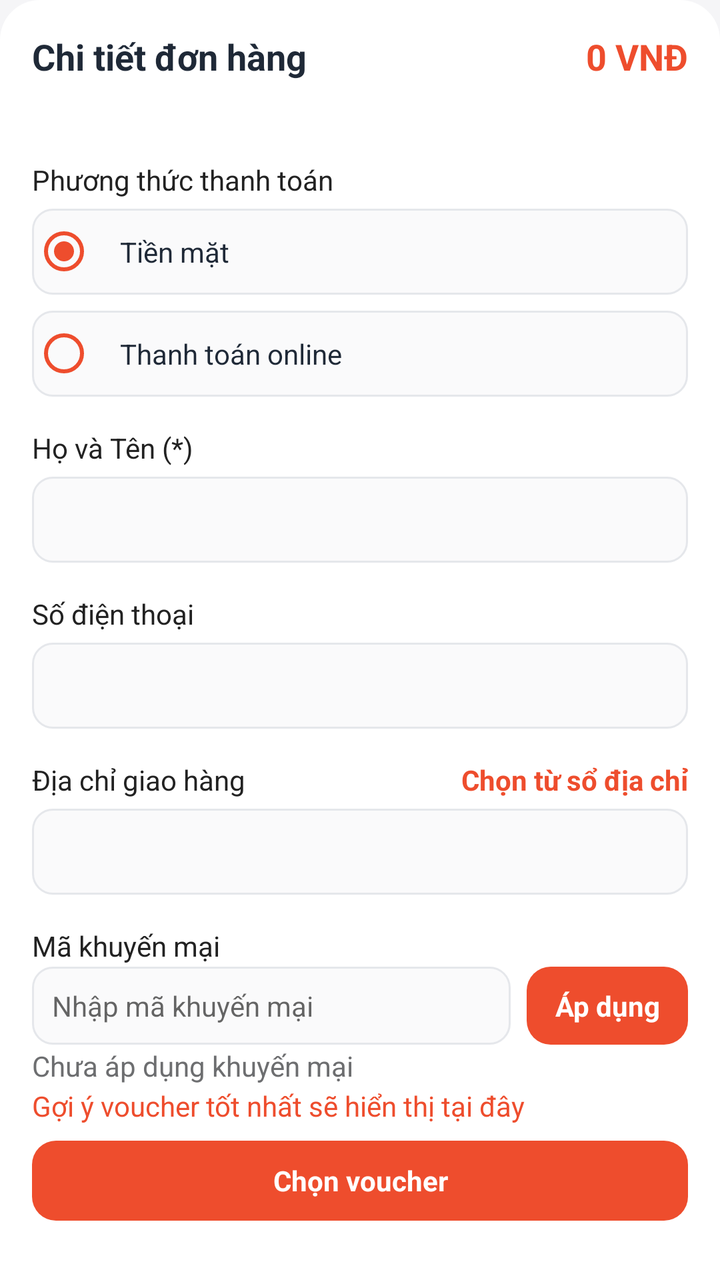
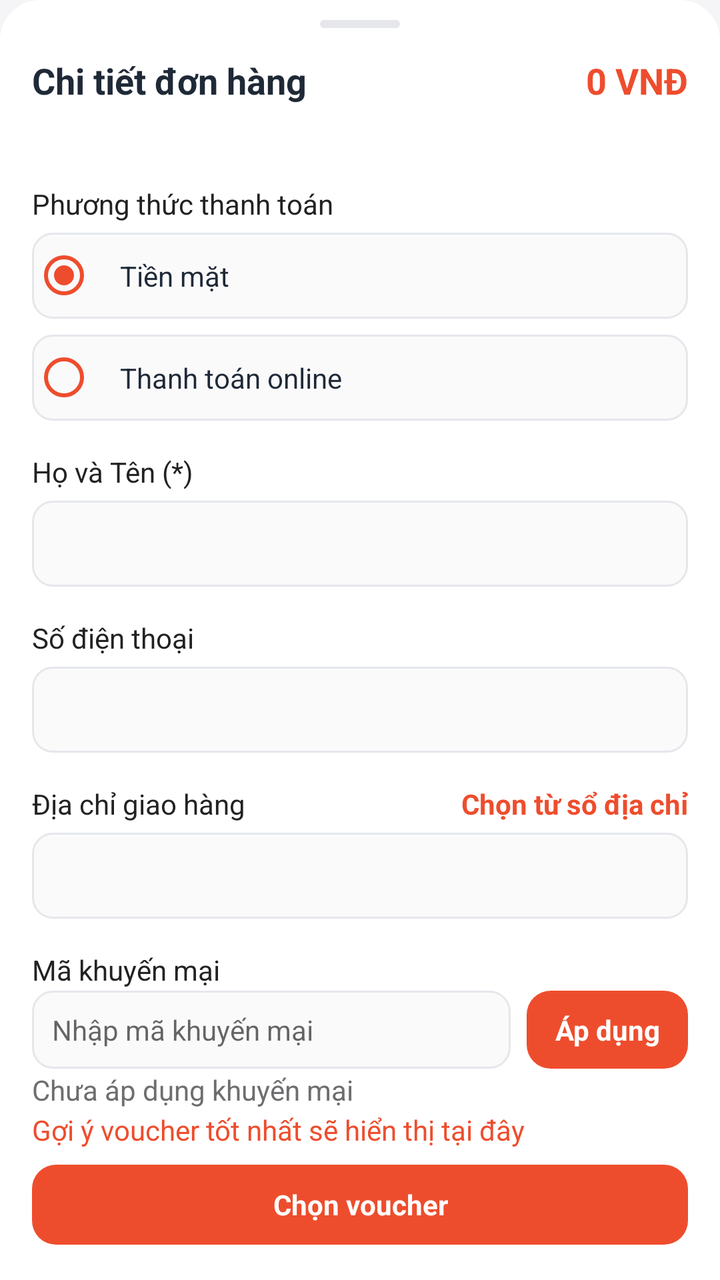

Two renders of the same Android screen: before a commit and after it. Below are the layout's source before the change and the commit's diff.
<!-- AndroidManifest.xml: application theme AppTheme -->
<!-- res/layout/layout_bottom_sheet_order.xml -->
<?xml version="1.0" encoding="utf-8"?>
<LinearLayout xmlns:android="http://schemas.android.com/apk/res/android"
    android:layout_width="match_parent"
    android:layout_height="wrap_content"
    xmlns:tools="http://schemas.android.com/tools"
    android:background="@drawable/bg_sheet_top"
    tools:viewBindingIgnore="true"
    android:orientation="vertical"
    android:paddingStart="@dimen/define_dimen_16"
    android:paddingTop="@dimen/define_dimen_16"
    android:paddingEnd="@dimen/define_dimen_16"
    android:paddingBottom="@dimen/define_dimen_10"
    tools:ignore="Autofill,LabelFor" >

    <RelativeLayout
        android:layout_width="match_parent"
        android:layout_height="wrap_content">

        <TextView
            android:layout_width="match_parent"
            android:layout_height="wrap_content"
            android:layout_centerVertical="true"
            android:layout_marginEnd="@dimen/define_dimen_6"
            android:layout_toStartOf="@+id/tv_price_order"
            android:text="@string/order_detail"
            android:textColor="@color/neutral800"
            android:textSize="@dimen/text_size_xnormal"
            android:textStyle="bold" />

        <TextView
            android:id="@+id/tv_price_order"
            android:layout_width="wrap_content"
            android:layout_height="wrap_content"
            android:layout_alignParentEnd="true"
            android:layout_centerVertical="true"
            android:text="@string/label_price_0"
            android:textColor="@color/priceColor"
            android:textSize="@dimen/text_size_xnormal"
            android:textStyle="bold" />
    </RelativeLayout>

    <TextView
        android:id="@+id/tv_foods_order"
        android:layout_width="wrap_content"
        android:layout_height="wrap_content"
        android:layout_marginTop="@dimen/define_dimen_5"
        android:textColor="@color/neutral800"
        android:textSize="@dimen/text_size_small" />

    <TextView
        android:layout_width="wrap_content"
        android:layout_height="wrap_content"
        android:layout_marginTop="@dimen/define_dimen_16"
        android:text="@string/payment_method"
        android:textSize="@dimen/text_size_small" />

    <RadioGroup
        android:id="@+id/rg_payment_method"
        android:layout_width="match_parent"
        android:layout_height="wrap_content"
        android:layout_marginTop="@dimen/define_dimen_5"
        android:orientation="vertical">

        <RadioButton
            android:id="@+id/rdb_payment_cash"
            android:layout_width="match_parent"
            android:layout_height="wrap_content"
            android:background="@drawable/bg_input_field"
            android:buttonTint="@color/colorPrimary"
            android:checked="true"
            android:padding="@dimen/define_dimen_12"
            android:text="@string/payment_method_cash"
            android:textColor="@color/neutral800"
            android:textSize="@dimen/text_size_small" />

        <RadioButton
            android:id="@+id/rdb_payment_online"
            android:layout_width="match_parent"
            android:layout_height="wrap_content"
            android:layout_marginTop="@dimen/define_dimen_8"
            android:background="@drawable/bg_input_field"
            android:buttonTint="@color/colorPrimary"
            android:padding="@dimen/define_dimen_12"
            android:text="@string/payment_method_online"
            android:textColor="@color/neutral800"
            android:textSize="@dimen/text_size_small" />
    </RadioGroup>

    <TextView
        android:layout_width="wrap_content"
        android:layout_height="wrap_content"
        android:layout_marginTop="@dimen/define_dimen_16"
        android:text="@string/feedback_name"
        android:textSize="@dimen/text_size_small" />

    <EditText
        android:id="@+id/edt_name_order"
        android:layout_width="match_parent"
        android:layout_height="wrap_content"
        android:textColor="@color/neutral800"
        android:inputType="text"
        android:layout_marginTop="@dimen/define_dimen_5"
        android:padding="@dimen/define_dimen_12"
        android:background="@drawable/bg_input_field"
        android:imeOptions="actionNext"
        android:textSize="@dimen/text_size_small" />

    <TextView
        android:layout_width="wrap_content"
        android:layout_height="wrap_content"
        android:layout_marginTop="@dimen/define_dimen_16"
        android:text="@string/feedback_phone"
        android:textSize="@dimen/text_size_small" />

    <EditText
        android:id="@+id/edt_phone_order"
        android:layout_width="match_parent"
        android:layout_height="wrap_content"
        android:textColor="@color/neutral800"
        android:inputType="phone"
        android:background="@drawable/bg_input_field"
        android:layout_marginTop="@dimen/define_dimen_5"
        android:padding="@dimen/define_dimen_12"
        android:imeOptions="actionNext"
        android:textSize="@dimen/text_size_small" />

    <LinearLayout
        android:layout_width="match_parent"
        android:layout_height="wrap_content"
        android:orientation="horizontal"
        android:gravity="center_vertical"
        android:layout_marginTop="@dimen/define_dimen_16">

        <TextView
            android:layout_width="0dp"
            android:layout_height="wrap_content"
            android:layout_weight="1"
            android:text="@string/address_delivery"
            android:textSize="@dimen/text_size_small" />

        <TextView
            android:id="@+id/tv_pick_saved_address"
            android:layout_width="wrap_content"
            android:layout_height="wrap_content"
            android:text="@string/action_pick_saved_address"
            android:textColor="@color/brandOrange"
            android:textStyle="bold"
            android:textSize="@dimen/text_size_small" />
    </LinearLayout>

    <EditText
        android:id="@+id/edt_address_order"
        android:layout_width="match_parent"
        android:layout_height="wrap_content"
        android:textColor="@color/neutral800"
        android:inputType="text"
        android:background="@drawable/bg_input_field"
        android:padding="@dimen/define_dimen_12"
        android:layout_marginTop="@dimen/define_dimen_5"
        android:imeOptions="actionDone"
        android:textSize="@dimen/text_size_small" />

    <TextView
        android:layout_width="wrap_content"
        android:layout_height="wrap_content"
        android:layout_marginTop="@dimen/define_dimen_16"
        android:text="@string/promotion_code"
        android:textSize="@dimen/text_size_small" />

    <LinearLayout
        android:layout_width="match_parent"
        android:layout_height="wrap_content"
        android:layout_marginTop="@dimen/define_dimen_6"
        android:orientation="horizontal">

        <EditText
            android:id="@+id/edt_promotion_code"
            android:layout_width="0dp"
            android:layout_height="wrap_content"
            android:layout_weight="1"
            android:background="@drawable/bg_input_field"
            android:hint="@string/hint_promotion_code"
            android:padding="@dimen/define_dimen_10"
            android:textColor="@color/neutral800"
            android:textSize="@dimen/text_size_small" />

        <TextView
            android:id="@+id/tv_apply_promotion"
            android:layout_width="wrap_content"
            android:layout_height="match_parent"
            android:layout_marginStart="@dimen/define_dimen_8"
            android:background="@drawable/bg_primary_button"
            android:gravity="center"
            android:paddingStart="@dimen/define_dimen_14"
            android:paddingEnd="@dimen/define_dimen_14"
            android:text="@string/action_apply"
            android:textColor="@color/white"
            android:textSize="@dimen/text_size_small"
            android:textStyle="bold" />
    </LinearLayout>

    <TextView
        android:id="@+id/tv_discount_value"
        android:layout_width="match_parent"
        android:layout_height="wrap_content"
        android:layout_marginTop="@dimen/define_dimen_6"
        android:text="@string/promotion_not_applied"
        android:textColor="@color/textColorSecondary"
        android:textSize="@dimen/text_size_small" />

    <TextView
        android:id="@+id/tv_best_promotion"
        android:layout_width="match_parent"
        android:layout_height="wrap_content"
        android:layout_marginTop="@dimen/define_dimen_6"
        android:text="@string/promotion_best_hint_default"
        android:textColor="@color/brandOrange"
        android:textSize="@dimen/text_size_small" />

    <TextView
        android:id="@+id/tv_select_promotion"
        android:layout_width="match_parent"
        android:layout_height="@dimen/define_dimen_40"
        android:layout_marginTop="@dimen/define_dimen_8"
        android:background="@drawable/bg_primary_button"
        android:gravity="center"
        android:text="@string/action_select_voucher"
        android:textColor="@color/white"
        android:textSize="@dimen/text_size_small"
        android:textStyle="bold" />

    <LinearLayout
        android:layout_width="match_parent"
        android:layout_height="wrap_content"
        android:layout_marginTop="@dimen/define_dimen_20"
        android:layout_marginBottom="@dimen/define_dimen_10"
        android:orientation="horizontal">

        <TextView
            android:id="@+id/tv_cancel_order"
            android:layout_width="0dp"
            android:layout_height="@dimen/define_dimen_48"
            android:layout_marginEnd="@dimen/define_dimen_10"
            android:layout_weight="1"
            android:background="@drawable/bg_outlined_button"
            android:gravity="center"
            android:text="@string/cancel"
            android:textColor="@color/brandOrange"
            android:textSize="@dimen/text_size_small"
            android:textStyle="bold" />

        <TextView
            android:id="@+id/tv_create_order"
            android:layout_width="0dp"
            android:layout_height="@dimen/define_dimen_48"
            android:layout_weight="1"
            android:background="@drawable/bg_primary_button"
            android:gravity="center"
            android:text="@string/order_cart"
            android:textColor="@color/white"
            android:textSize="@dimen/text_size_small"
            android:textStyle="bold" />
    </LinearLayout>
</LinearLayout>
<!-- resources referenced by this layout -->
<resources>
  <color name="brandOrange">#EE4D2D</color>
  <color name="colorPrimary">#EE4D2D</color>
  <color name="neutral800">#1F2937</color>
  <color name="priceColor">#EE4D2D</color>
  <color name="textColorSecondary">#6D6E70</color>
  <color name="white">#ffffff</color>
  <dimen name="define_dimen_10">10dp</dimen>
  <dimen name="define_dimen_12">12dp</dimen>
  <dimen name="define_dimen_14">14dp</dimen>
  <dimen name="define_dimen_16">16dp</dimen>
  <dimen name="define_dimen_20">20dp</dimen>
  <dimen name="define_dimen_40">40dp</dimen>
  <dimen name="define_dimen_48">48dp</dimen>
  <dimen name="define_dimen_5">5dp</dimen>
  <dimen name="define_dimen_6">1dp</dimen>
  <dimen name="define_dimen_8">8dp</dimen>
  <dimen name="text_size_small">14sp</dimen>
  <dimen name="text_size_xnormal">18sp</dimen>
  <!-- drawable bg_input_field (drawable) -->
  <?xml version="1.0" encoding="utf-8"?>
  <shape xmlns:android="http://schemas.android.com/apk/res/android"
      android:shape="rectangle">
      <solid android:color="@color/neutral50" />
      <corners android:radius="10dp" />
      <stroke android:width="1dp" android:color="@color/neutral200" />
  </shape>
  <!-- drawable bg_sheet_top (drawable) -->
  <?xml version="1.0" encoding="utf-8"?>
  <shape xmlns:android="http://schemas.android.com/apk/res/android"
      android:shape="rectangle">
      <solid android:color="@color/surfaceBackground" />
      <corners
          android:topLeftRadius="20dp"
          android:topRightRadius="20dp" />
  </shape>
  <string name="action_apply">Áp dụng</string>
  <string name="action_pick_saved_address">Chọn từ sổ địa chỉ</string>
  <string name="action_select_voucher">Chọn voucher</string>
  <string name="address_delivery">Địa chỉ giao hàng</string>
  <string name="cancel">Hủy bỏ</string>
  <string name="feedback_name">Họ và Tên (*)</string>
  <string name="feedback_phone">Số điện thoại</string>
  <string name="hint_promotion_code">Nhập mã khuyến mại</string>
  <string name="label_price_0">0 VNĐ</string>
  <string name="order_cart">Đặt Hàng</string>
  <string name="order_detail">Chi tiết đơn hàng</string>
  <string name="payment_method">Phương thức thanh toán</string>
  <string name="payment_method_cash">Tiền mặt</string>
  <string name="payment_method_online">Thanh toán online</string>
  <string name="promotion_best_hint_default">Gợi ý voucher tốt nhất sẽ hiển thị tại đây</string>
  <string name="promotion_code">Mã khuyến mại</string>
  <string name="promotion_not_applied">Chưa áp dụng khuyến mại</string>
  <style name="AppTheme" parent="Theme.AppCompat.Light.NoActionBar">
          <item name="colorPrimary">@color/colorPrimary</item>
          <item name="colorPrimaryDark">@color/colorPrimaryDark</item>
          <item name="colorAccent">@color/colorAccent</item>
          <item name="android:statusBarColor">@color/brandOrangeDark</item>
          <item name="android:windowBackground">@color/screenBackground</item>
          <item name="android:textColor">@color/textColorPrimary</item>
      </style>
  <color name="neutral50">#FAFAFB</color>
  <color name="neutral200">#E5E7EB</color>
  <color name="ripplePrimary">#33EE4D2D</color>
  <color name="rippleLight">#33FFFFFF</color>
  <color name="surfaceBackground">#FFFFFF</color>
  <color name="colorPrimaryDark">#D73211</color>
  <color name="colorAccent">#FF7A47</color>
  <color name="brandOrangeDark">#D73211</color>
  <color name="screenBackground">#F5F5F7</color>
  <color name="textColorPrimary">#222222</color>
  <!-- unchanged entries left out for length: 2 -->
</resources>

<!-- the commit's change to res/layout/layout_bottom_sheet_order.xml (unified diff, before → after) -->
@@ -1,16 +1,28 @@
 <?xml version="1.0" encoding="utf-8"?>
-<LinearLayout xmlns:android="http://schemas.android.com/apk/res/android"
+<androidx.core.widget.NestedScrollView xmlns:android="http://schemas.android.com/apk/res/android"
+    xmlns:tools="http://schemas.android.com/tools"
     android:layout_width="match_parent"
     android:layout_height="wrap_content"
-    xmlns:tools="http://schemas.android.com/tools"
     android:background="@drawable/bg_sheet_top"
-    tools:viewBindingIgnore="true"
+    android:fillViewport="true"
+    tools:viewBindingIgnore="true">
+
+<LinearLayout
+    android:layout_width="match_parent"
+    android:layout_height="wrap_content"
     android:orientation="vertical"
     android:paddingStart="@dimen/define_dimen_16"
-    android:paddingTop="@dimen/define_dimen_16"
+    android:paddingTop="@dimen/define_dimen_10"
     android:paddingEnd="@dimen/define_dimen_16"
     android:paddingBottom="@dimen/define_dimen_10"
     tools:ignore="Autofill,LabelFor" >
+
+    <View
+        android:layout_width="@dimen/define_dimen_40"
+        android:layout_height="4dp"
+        android:layout_gravity="center_horizontal"
+        android:layout_marginBottom="@dimen/define_dimen_14"
+        android:background="@drawable/bg_sheet_grabber" />
 
     <RelativeLayout
         android:layout_width="match_parent"
@@ -262,3 +274,4 @@
             android:textStyle="bold" />
     </LinearLayout>
 </LinearLayout>
+</androidx.core.widget.NestedScrollView>
<!-- resource entries referenced after the edit -->
@@ -26,6 +26,13 @@
       <corners android:radius="10dp" />
       <stroke android:width="1dp" android:color="@color/neutral200" />
   </shape>
+  <!-- drawable bg_sheet_grabber (drawable) -->
+  <?xml version="1.0" encoding="utf-8"?>
+  <shape xmlns:android="http://schemas.android.com/apk/res/android"
+      android:shape="rectangle">
+      <solid android:color="@color/neutral200" />
+      <corners android:radius="3dp" />
+  </shape>
   <!-- drawable bg_sheet_top (drawable) -->
   <?xml version="1.0" encoding="utf-8"?>
   <shape xmlns:android="http://schemas.android.com/apk/res/android"
@@ -52,7 +59,7 @@
   <string name="promotion_best_hint_default">Gợi ý voucher tốt nhất sẽ hiển thị tại đây</string>
   <string name="promotion_code">Mã khuyến mại</string>
   <string name="promotion_not_applied">Chưa áp dụng khuyến mại</string>
-  <style name="AppTheme" parent="Theme.AppCompat.Light.NoActionBar">
+  <style name="AppTheme" parent="Theme.MaterialComponents.Light.NoActionBar.Bridge">
           <item name="colorPrimary">@color/colorPrimary</item>
           <item name="colorPrimaryDark">@color/colorPrimaryDark</item>
           <item name="colorAccent">@color/colorAccent</item>
